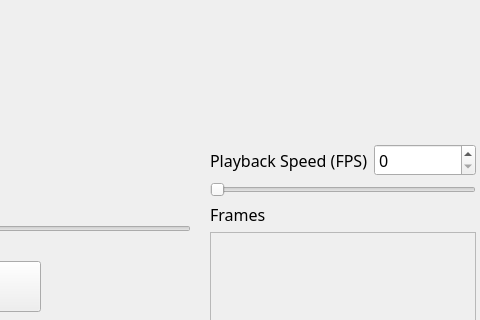
The window that view.ui (samirsarin04/SpriteEditor) describes before a commit, drawn with Qt 5; both pictures show x 720 to 1200 and y 130 to 450 of the 1200 by 800 pixel window.
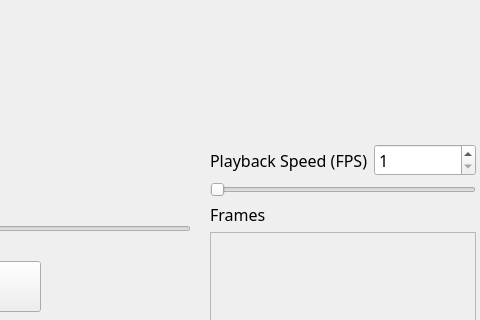
The same window after the commit. Custom widgets are drawn as their Qt base class.

Diff of the .ui file:
```diff
--- a/view.ui
+++ b/view.ui
@@ -466,7 +466,14 @@
           </widget>
          </item>
          <item>
-          <widget class="QSpinBox" name="spinBox"/>
+          <widget class="QSpinBox" name="playbackSpeedSpinBox">
+           <property name="minimum">
+            <number>1</number>
+           </property>
+           <property name="maximum">
+            <number>60</number>
+           </property>
+          </widget>
          </item>
         </layout>
        </item>
```
Left out of the diff: 6 changed lines with no effect on the pictures.
